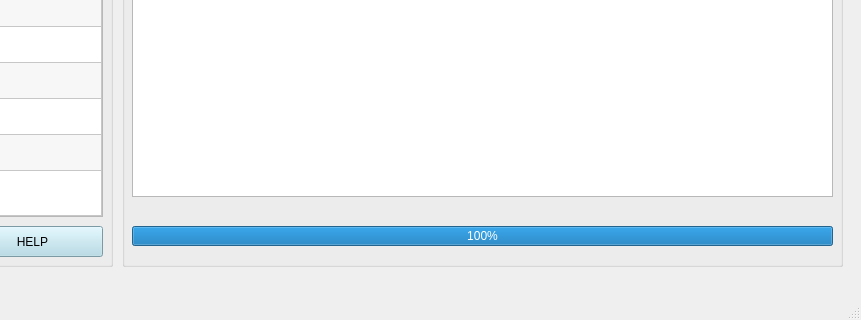
This is gui/stats_table_qt.ui in jhollowed/hswpp_toolkit as Qt 5 draws it before an edit; both pictures show x 678 to 1539 and y 374 to 694 of the 1539 by 694 pixel window. The edited form follows.
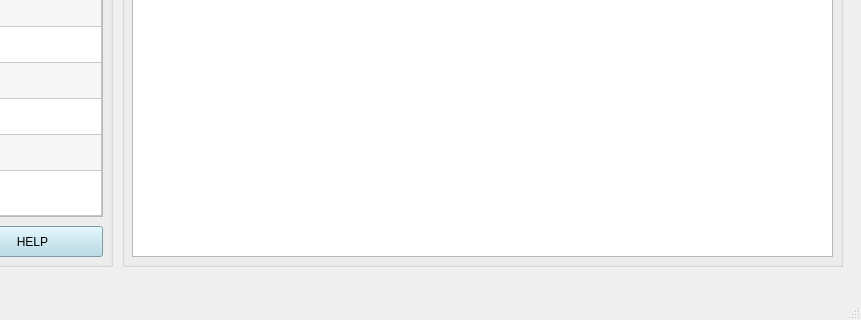
This is the edited form.

Diff of the .ui file:
```diff
--- a/gui/stats_table_qt.ui
+++ b/gui/stats_table_qt.ui
@@ -962,29 +962,10 @@
        <x>10</x>
        <y>30</y>
        <width>701</width>
-       <height>541</height>
+       <height>601</height>
       </rect>
      </property>
     </widget>
-    <widget class="QProgressBar" name="plotProgressBar">
-     <property name="geometry">
-      <rect>
-       <x>10</x>
-       <y>600</y>
-       <width>701</width>
-       <height>20</height>
-      </rect>
-     </property>
-     <property name="mouseTracking">
-      <bool>false</bool>
-     </property>
-     <property name="value">
-      <number>100</number>
-     </property>
-     <property name="invertedAppearance">
-      <bool>false</bool>
-     </property>
-    </widget>
    </widget>
   </widget>
   <widget class="QMenuBar" name="menubar">
```
